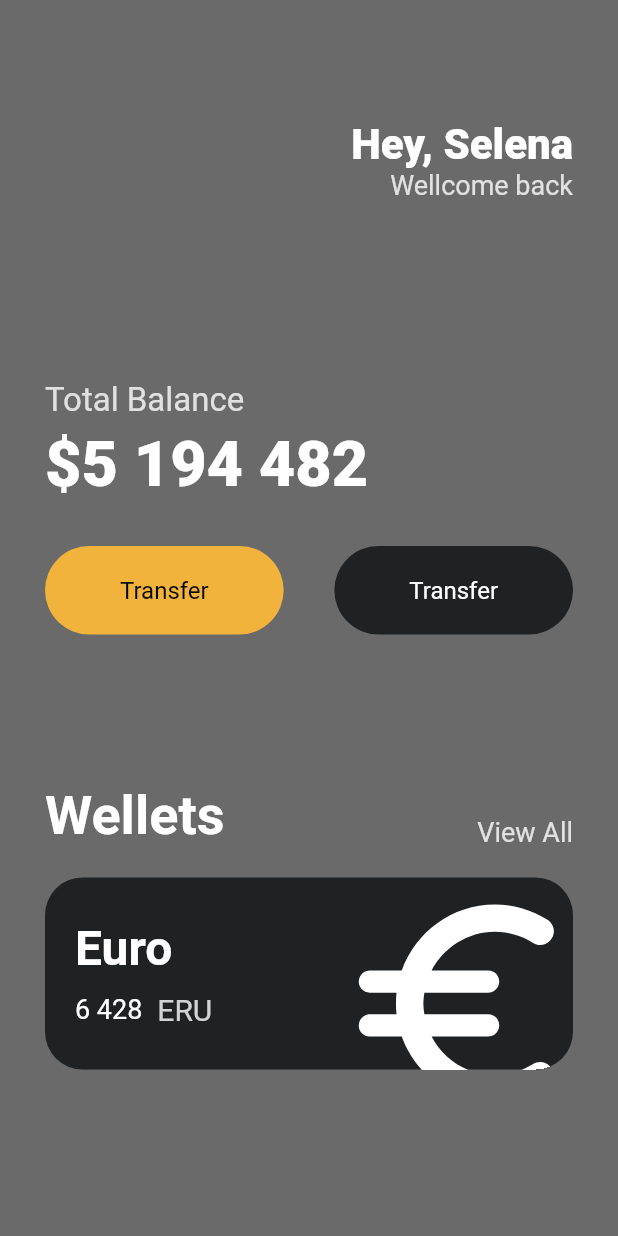
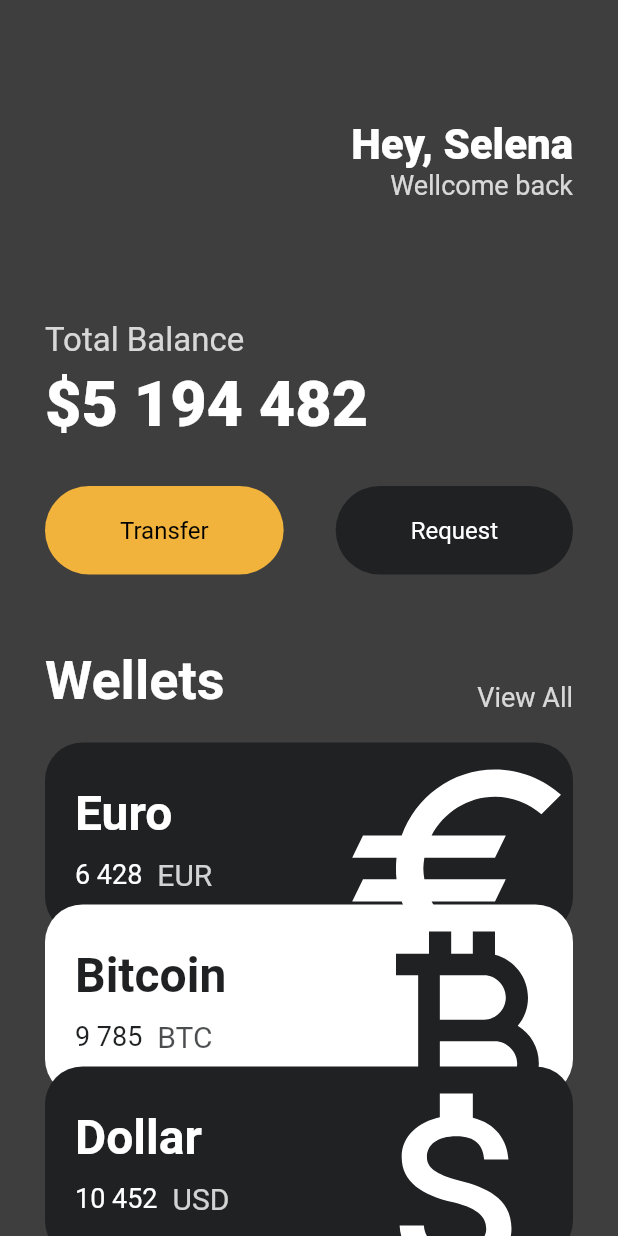
Before and after one commit to WrappingorNot/Toonflix, a Flutter app: the screen it shows after launch, on a phone screen of 412 x 824 dp. Run offline on Flutter 3.47's test engine with Material 2 defaults, Android fonts, the phone set to English and light mode, and no system bars.

Commit message:
second commit

```diff
--- /dev/null
+++ b/lib/ex0406.dart
@@ -0,0 +1,20 @@
+import 'package:flutter/cupertino.dart';
+import 'package:flutter/material.dart';
+
+void main() {
+  runApp(App());
+}
+
+class App extends StatefulWidget {
+  const App({super.key});
+
+  @override
+  State<App> createState() => _AppState();
+}
+
+class _AppState extends State<App> {
+  @override
+  Widget build(BuildContext context) {
+    return const MaterialApp();
+  }
+}
--- a/lib/main.dart
+++ b/lib/main.dart
@@ -1,5 +1,6 @@
 import 'package:flutter/material.dart';
 import 'package:toonflix/widgets/button.dart';
+import 'package:toonflix/widgets/currencycard.dart';
 
 void main() {
   runApp(const MyApp());
@@ -13,8 +14,9 @@ class MyApp extends StatelessWidget {
     return MaterialApp(
       //dart class
       home: Scaffold(
-        backgroundColor: const Color.fromARGB(255, 106, 106, 106),
-        body: Padding(
+        backgroundColor: const Color.fromARGB(255, 62, 62, 62),
+        body: SingleChildScrollView(
+          child: Padding(
             padding: const EdgeInsets.symmetric(horizontal: 30), //padding 넣는곳
             child:
                 Column(crossAxisAlignment: CrossAxisAlignment.start, children: [
@@ -38,16 +40,16 @@ class MyApp extends StatelessWidget {
                             color: Colors.white.withOpacity(0.8), fontSize: 18),
                       ),
                     ],
-                )
+                  ),
                 ],
               ),
               const SizedBox(
-              height: 120,
+                height: 80,
               ),
               Text(
                 'Total Balance',
-              style:
-                  TextStyle(color: Colors.white.withOpacity(0.8), fontSize: 22),
+                style: TextStyle(
+                    color: Colors.white.withOpacity(0.8), fontSize: 22),
               ),
               const SizedBox(
                 height: 5,
@@ -71,14 +73,14 @@ class MyApp extends StatelessWidget {
                     textColor: Colors.black,
                   ),
                   Button(
-                  text: 'Transfer',
+                    text: 'Request',
                     bgColor: Color(0xFF1f2123),
                     textColor: Colors.white,
                   ),
                 ],
               ),
               const SizedBox(
-              height: 100,
+                height: 50,
               ),
               Row(
                 crossAxisAlignment: CrossAxisAlignment.end,
@@ -99,58 +101,35 @@ class MyApp extends StatelessWidget {
               const SizedBox(
                 height: 20,
               ),
-            Container(
-                clipBehavior: Clip.hardEdge,
-                decoration: BoxDecoration(
-                    color: const Color(0xFF1f2123),
-                    borderRadius: BorderRadius.circular(25)),
-                child: Padding(
-                  padding: const EdgeInsets.all(20),
-                  child: Row(
-                    mainAxisAlignment: MainAxisAlignment.spaceBetween,
-                    children: [
-                      Column(
-                        crossAxisAlignment: CrossAxisAlignment.start,
-                        children: [
-                          const Text(
-                            'Euro',
-                            style: TextStyle(
-                                color: Colors.white,
-                                fontSize: 32,
-                                fontWeight: FontWeight.w600),
+              const Currencycard(
+                name: "Euro",
+                code: "EUR",
+                amount: "6 428",
+                icon: Icons.euro,
+                isInverted: false,
               ),
-                          const SizedBox(
-                            height: 10,
-                          ),
-                          Row(
-                            children: [
-                              const Text('6 428',
-                                  style: TextStyle(
-                                      color: Colors.white, fontSize: 18)),
-                              const SizedBox(width: 10),
-                              Text('ERU',
-                                  style: TextStyle(
-                                      color: Colors.white.withOpacity(0.8),
-                                      fontSize: 20)),
-                            ],
-                          )
-                        ],
-                      ),
-                      Transform.scale(
-                        scale: 2.0,
-                        child: Transform.translate(
-                          offset: const Offset(-5, 10),
-                          child: const Icon(
-                            Icons.euro_rounded,
-                            color: Colors.white,
-                            size: 88,
+              Transform.translate(
+                offset: const Offset(0, -20),
+                child: const Currencycard(
+                  name: "Bitcoin",
+                  code: "BTC",
+                  amount: "9 785",
+                  icon: Icons.currency_bitcoin,
+                  isInverted: true,
                 ),
               ),
+              Transform.translate(
+                offset: const Offset(0, -40),
+                child: const Currencycard(
+                  name: "Dollar",
+                  code: "USD",
+                  amount: "10 452",
+                  icon: Icons.attach_money,
+                  isInverted: false,
                 ),
-                    ],
               ),
-                )),
             ]),
+          ),
         ),
       ),
     );
--- /dev/null
+++ b/lib/widgets/currencycard.dart
@@ -0,0 +1,75 @@
+import 'package:flutter/material.dart';
+
+class Currencycard extends StatelessWidget {
+  final String name, code, amount;
+  final IconData icon;
+  final bool isInverted;
+
+  final _blackColor = const Color(0xFF1f2123);
+
+  const Currencycard(
+      {super.key,
+      required this.name,
+      required this.code,
+      required this.amount,
+      required this.icon,
+      required this.isInverted});
+
+  @override
+  Widget build(BuildContext context) {
+    return Container(
+        clipBehavior: Clip.hardEdge,
+        decoration: BoxDecoration(
+            color: isInverted ? Colors.white : _blackColor,
+            borderRadius: BorderRadius.circular(25)),
+        child: Padding(
+          padding: const EdgeInsets.all(20),
+          child: Row(
+            mainAxisAlignment: MainAxisAlignment.spaceBetween,
+            children: [
+              Column(
+                crossAxisAlignment: CrossAxisAlignment.start,
+                children: [
+                  Text(
+                    name,
+                    style: TextStyle(
+                        color: isInverted ? _blackColor : Colors.white,
+                        fontSize: 32,
+                        fontWeight: FontWeight.w600),
+                  ),
+                  const SizedBox(
+                    height: 10,
+                  ),
+                  Row(
+                    children: [
+                      Text(amount,
+                          style: TextStyle(
+                              color: isInverted ? _blackColor : Colors.white,
+                              fontSize: 18)),
+                      const SizedBox(width: 10),
+                      Text(code,
+                          style: TextStyle(
+                              color: isInverted
+                                  ? _blackColor.withOpacity(0.8)
+                                  : Colors.white.withOpacity(0.8),
+                              fontSize: 20)),
+                    ],
+                  )
+                ],
+              ),
+              Transform.scale(
+                scale: 2.0,
+                child: Transform.translate(
+                  offset: const Offset(-5, 10),
+                  child: Icon(
+                    icon,
+                    color: isInverted ? _blackColor : Colors.white,
+                    size: 88,
+                  ),
+                ),
+              ),
+            ],
+          ),
+        ));
+  }
+}
```
Lines whose indentation alone changed are shown as unchanged.
